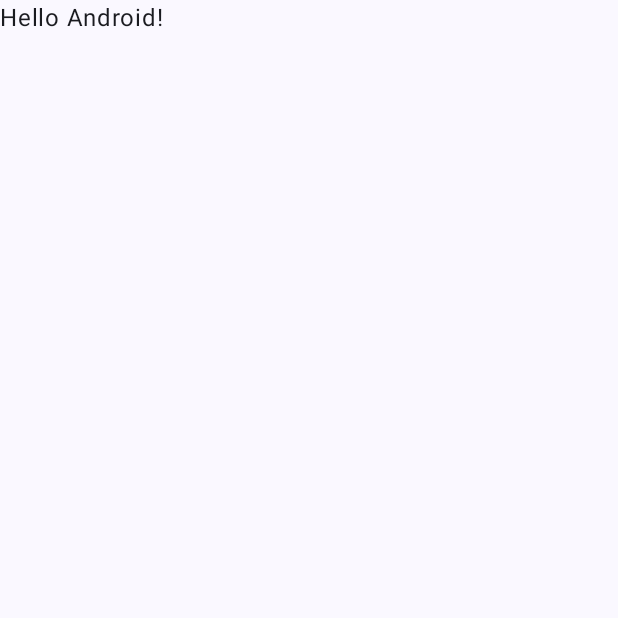
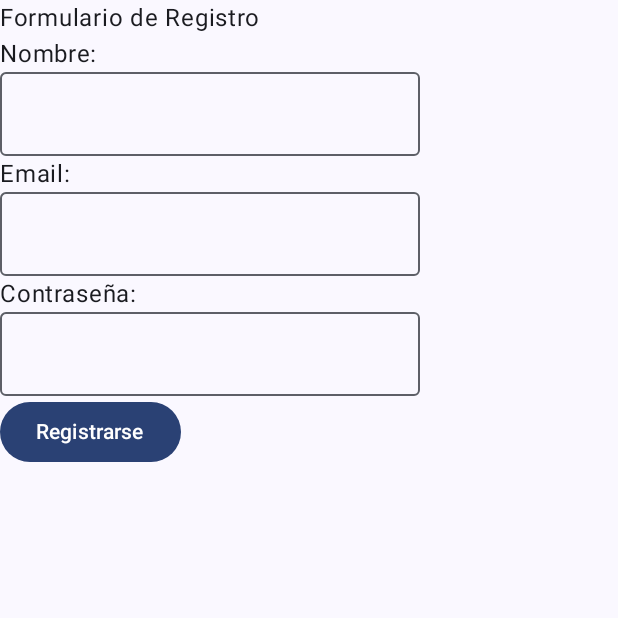
Before and after one commit to LuisGM875/Programacion_Para_Moviles, an Android app built with Jetpack Compose: the screen it shows after launch (MainActivity), on a phone screen of 412 x 824 dp, the top half of it. Before the commit the part shown is almost empty. Run offline under Robolectric (Android 15) with nearby library versions, the phone set to English and light mode, and no system bars.

Commit message:
feat: Add registration form in MainActivity and storage dependency

```diff
--- a/app/build.gradle.kts
+++ b/app/build.gradle.kts
@@ -49,6 +49,7 @@ dependencies {
     implementation(libs.androidx.ui.graphics)
     implementation(libs.androidx.ui.tooling.preview)
     implementation(libs.androidx.material3)
+    implementation(libs.androidx.storage)
     testImplementation(libs.junit)
     androidTestImplementation(libs.androidx.junit)
     androidTestImplementation(libs.androidx.espresso.core)
--- a/app/src/main/java/com/example/programacion_para_moviles/MainActivity.kt
+++ b/app/src/main/java/com/example/programacion_para_moviles/MainActivity.kt
@@ -4,8 +4,11 @@ import android.os.Bundle
 import androidx.activity.ComponentActivity
 import androidx.activity.compose.setContent
 import androidx.activity.enableEdgeToEdge
+import androidx.compose.foundation.layout.Column
 import androidx.compose.foundation.layout.fillMaxSize
 import androidx.compose.foundation.layout.padding
+import androidx.compose.material3.Button
+import androidx.compose.material3.OutlinedTextField
 import androidx.compose.material3.Scaffold
 import androidx.compose.material3.Text
 import androidx.compose.runtime.Composable
@@ -21,7 +24,7 @@ class MainActivity : ComponentActivity() {
             Programacion_Para_MovilesTheme {
                 Scaffold( modifier = Modifier.fillMaxSize() ) { innerPadding ->
                     Greeting(
-                        name = "Android",
+                        name = "Formulario de Registro",
                         modifier = Modifier.padding(innerPadding)
                     )
                 }
@@ -32,10 +35,19 @@ class MainActivity : ComponentActivity() {
 
 @Composable
 fun Greeting(name: String, modifier: Modifier = Modifier) {
-    Text(
-        text = "Hello $name!",
-        modifier = modifier
-    )
+    Column{
+        Text(text = "Formulario de Registro")
+
+        Text(text = "Nombre:")
+        OutlinedTextField(value = "", onValueChange = {})
+        Text(text = "Email:")
+        OutlinedTextField(value = "", onValueChange = {})
+        Text(text = "Contraseña:")
+        OutlinedTextField(value = "", onValueChange = {})
+        Button(onClick = {/*TODO*/}) {
+            Text(text = "Registrarse")
+        }
+    }
 }
 
 @Preview(showBackground = true)
--- a/gradle/libs.versions.toml
+++ b/gradle/libs.versions.toml
@@ -8,6 +8,7 @@ espressoCore = "3.5.1"
 lifecycleRuntimeKtx = "2.6.1"
 activityCompose = "1.8.0"
 composeBom = "2024.04.01"
+storage = "1.4.2"
 
 [libraries]
 androidx-core-ktx = { group = "androidx.core", name = "core-ktx", version.ref = "coreKtx" }
@@ -24,6 +25,7 @@ androidx-ui-tooling-preview = { group = "androidx.compose.ui", name = "ui-toolin
 androidx-ui-test-manifest = { group = "androidx.compose.ui", name = "ui-test-manifest" }
 androidx-ui-test-junit4 = { group = "androidx.compose.ui", name = "ui-test-junit4" }
 androidx-material3 = { group = "androidx.compose.material3", name = "material3" }
+androidx-storage = { group = "androidx.test.services", name = "storage", version.ref = "storage" }
 
 [plugins]
 android-application = { id = "com.android.application", version.ref = "agp" }
```
